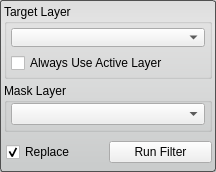
Old version of the form Interface/ToolInterface/OrFilterInterface.ui in the repository jessdtate/Seg3D.
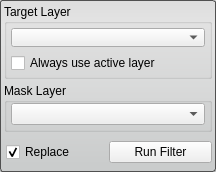
New version of the form. Custom widgets are drawn as their Qt base class.

Commit message: fixed Threshold Tool: Move "Create Threshold Layer" button to b... fixed Tools/Filters: Inconsistent capitalization for groupboxes fixed Tools/Filters: Inconsistent capitalization for checkboxes

```diff
--- a/Interface/ToolInterface/OrFilterInterface.ui
+++ b/Interface/ToolInterface/OrFilterInterface.ui
@@ -88,7 +88,7 @@
          <item>
           <widget class="QCheckBox" name="use_active_layer_">
            <property name="text">
-            <string>Always Use Active Layer</string>
+            <string>Always use active layer</string>
            </property>
           </widget>
          </item>
```
The commit also changes 52 other files.
